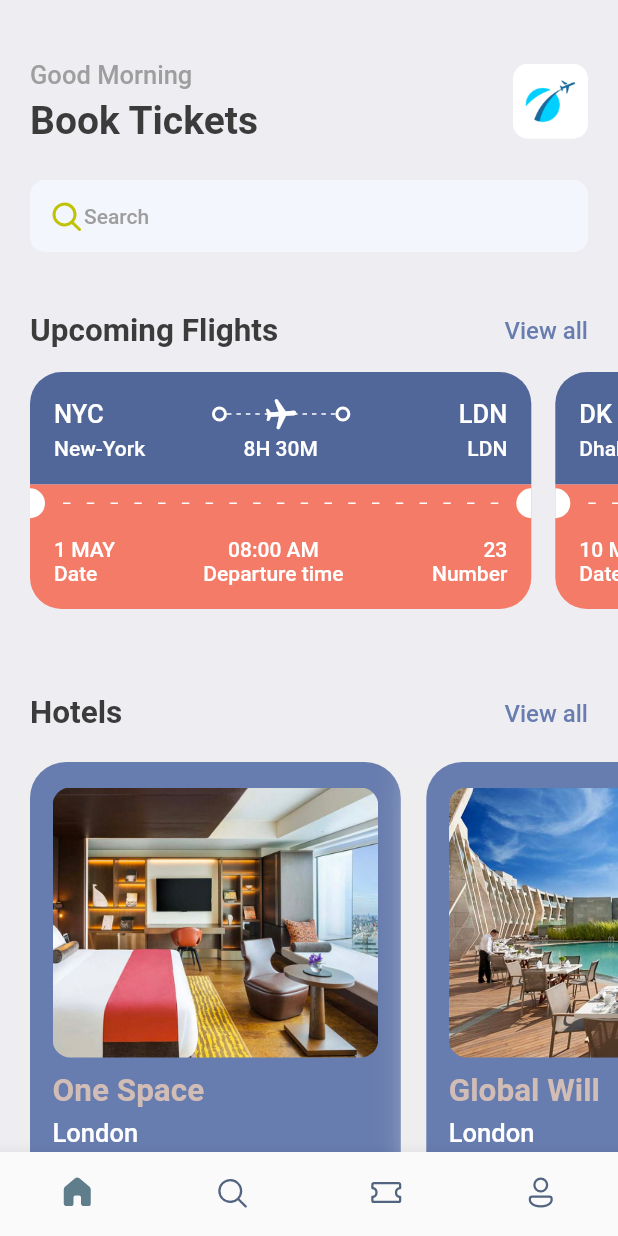
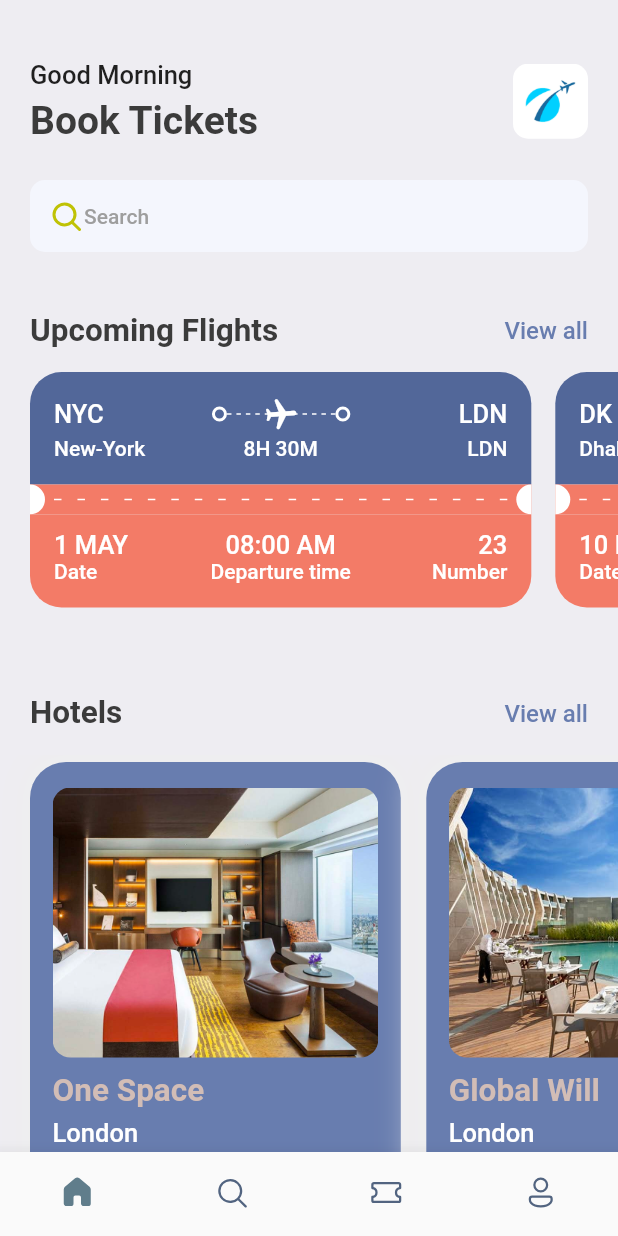
Before and after one commit to chawatvish/booktickets, a Flutter app: the screen it shows after launch, on a phone screen of 412 x 824 dp. Run offline on Flutter 3.47's test engine with Material 2 defaults, Android fonts, the phone set to English and light mode, and no system bars; our stand-ins replace fluentui_icons, gap, get.

Commit message:
[Day 5] Finished refactor ticket view to support reusable

```diff
--- a/lib/screens/ticket_screen.dart
+++ b/lib/screens/ticket_screen.dart
@@ -12,6 +12,7 @@ class TicketScreen extends StatelessWidget {
   @override
   Widget build(BuildContext context) {
     return Scaffold(
+      backgroundColor: Styles.bgColor,
       body: Stack(
         children: [
           ListView(
--- a/lib/screens/ticket_view.dart
+++ b/lib/screens/ticket_view.dart
@@ -106,7 +106,7 @@ class TicketView extends StatelessWidget {
                         style: isSetDefaultColor == true
                             ? Styles.headLineStyle3
                                 .copyWith(color: Colors.white)
-                            : Styles.headLineStyle4,
+                            : Styles.headLineStyle3,
                       ),
                     ],
                   ),
@@ -151,16 +151,19 @@ class TicketView extends StatelessWidget {
             showing the read part of the card/ticket
              */
             Container(
-              color: Styles.orangeColor,
+              color:
+                  isSetDefaultColor == true ? Styles.orangeColor : Colors.white,
               child: Row(
                 children: [
-                  const SizedBox(
+                  SizedBox(
                     width: 10,
                     height: 20,
                     child: DecoratedBox(
                       decoration: BoxDecoration(
-                        color: Colors.white,
-                        borderRadius: BorderRadius.only(
+                        color: isSetDefaultColor == true
+                            ? Colors.white
+                            : Colors.grey.shade50,
+                        borderRadius: const BorderRadius.only(
                             topRight: Radius.circular(10),
                             bottomRight: Radius.circular(10)),
                       ),
@@ -168,7 +171,7 @@ class TicketView extends StatelessWidget {
                   ),
                   Expanded(
                     child: Padding(
-                      padding: const EdgeInsets.all(12.0),
+                      padding: const EdgeInsets.all(6.0),
                       child: LayoutBuilder(
                         builder:
                             (BuildContext context, BoxConstraints constraint) {
@@ -177,12 +180,14 @@ class TicketView extends StatelessWidget {
                             mainAxisAlignment: MainAxisAlignment.spaceBetween,
                             children: List.generate(
                               (constraint.constrainWidth() / 15).floor(),
-                              (index) => const SizedBox(
+                              (index) => SizedBox(
                                 width: 5,
                                 height: 1,
                                 child: DecoratedBox(
                                   decoration: BoxDecoration(
-                                    color: Colors.white,
+                                    color: isSetDefaultColor == true
+                                        ? Colors.white
+                                        : Colors.grey.shade300,
                                   ),
                                 ),
                               ),
@@ -192,13 +197,15 @@ class TicketView extends StatelessWidget {
                       ),
                     ),
                   ),
-                  const SizedBox(
+                  SizedBox(
                     width: 10,
                     height: 20,
                     child: DecoratedBox(
                       decoration: BoxDecoration(
-                        color: Colors.white,
-                        borderRadius: BorderRadius.only(
+                        color: isSetDefaultColor == true
+                            ? Colors.white
+                            : Colors.grey.shade50,
+                        borderRadius: const BorderRadius.only(
                           topLeft: Radius.circular(10),
                           bottomLeft: Radius.circular(10),
                         ),
@@ -215,7 +222,9 @@ class TicketView extends StatelessWidget {
               padding: const EdgeInsets.only(
                   left: 16, top: 10, right: 16, bottom: 16),
               decoration: BoxDecoration(
-                color: Styles.orangeColor,
+                color: isSetDefaultColor == true
+                    ? Styles.orangeColor
+                    : Colors.white,
                 borderRadius: const BorderRadius.only(
                     bottomLeft: Radius.circular(21),
                     bottomRight: Radius.circular(21)),
@@ -223,50 +232,71 @@ class TicketView extends StatelessWidget {
               child: Row(
                 mainAxisAlignment: MainAxisAlignment.spaceBetween,
                 children: [
-                  Column(
+                  Expanded(
+                    flex: 1,
+                    child: Column(
                       crossAxisAlignment: CrossAxisAlignment.start,
                       children: [
                         Text(
                           '${ticket['date']}',
-                        style:
-                            Styles.headLineStyle4.copyWith(color: Colors.white),
+                          style: isSetDefaultColor == true
+                              ? Styles.headLineStyle3
+                                  .copyWith(color: Colors.white)
+                              : Styles.headLineStyle3,
                         ),
                         Text(
                           'Date',
                           textAlign: TextAlign.start,
-                        style:
-                            Styles.headLineStyle4.copyWith(color: Colors.white),
+                          style: isSetDefaultColor == true
+                              ? Styles.headLineStyle4
+                                  .copyWith(color: Colors.white)
+                              : Styles.headLineStyle4,
                         )
                       ],
                     ),
-                  Center(
+                  ),
+                  Expanded(
+                    flex: 2,
+                    child: Center(
                       child: Column(
                         children: [
                           Text('${ticket['departure_time']}',
-                            style: Styles.headLineStyle4
-                                .copyWith(color: Colors.white)),
+                              style: isSetDefaultColor == true
+                                  ? Styles.headLineStyle3
+                                      .copyWith(color: Colors.white)
+                                  : Styles.headLineStyle3),
                           Text('Departure time',
-                            style: Styles.headLineStyle4
-                                .copyWith(color: Colors.white))
+                              style: isSetDefaultColor == true
+                                  ? Styles.headLineStyle4
+                                      .copyWith(color: Colors.white)
+                                  : Styles.headLineStyle4)
                         ],
                       ),
                     ),
-                  Column(
+                  ),
+                  Expanded(
+                    flex: 1,
+                    child: Column(
                       crossAxisAlignment: CrossAxisAlignment.end,
                       children: [
                         Text(
                           '${ticket['number']}',
-                        style:
-                            Styles.headLineStyle4.copyWith(color: Colors.white),
+                          style: isSetDefaultColor == true
+                              ? Styles.headLineStyle3
+                                  .copyWith(color: Colors.white)
+                              : Styles.headLineStyle3,
                           textAlign: TextAlign.end,
                         ),
                         Text(
                           'Number',
-                        style:
-                            Styles.headLineStyle4.copyWith(color: Colors.white),
+                          style: isSetDefaultColor == true
+                              ? Styles.headLineStyle4
+                                  .copyWith(color: Colors.white)
+                              : Styles.headLineStyle4,
                           textAlign: TextAlign.end,
                         ),
                       ],
+                    ),
                   ),
                 ],
               ),
--- a/lib/utils/app_style.dart
+++ b/lib/utils/app_style.dart
@@ -15,8 +15,8 @@ class Styles {
       TextStyle(fontSize: 26, color: textColor, fontWeight: FontWeight.bold);
   static TextStyle headLineStyle2 =
       TextStyle(fontSize: 21, color: textColor, fontWeight: FontWeight.bold);
-  static TextStyle headLineStyle3 = TextStyle(
-      fontSize: 17, color: Colors.grey.shade500, fontWeight: FontWeight.w500);
+  static TextStyle headLineStyle3 =
+      const TextStyle(fontSize: 17, fontWeight: FontWeight.w500);
   static TextStyle headLineStyle4 = TextStyle(
       fontSize: 14, color: Colors.grey.shade500, fontWeight: FontWeight.w500);
 }
```
Lines whose indentation alone changed are shown as unchanged.
